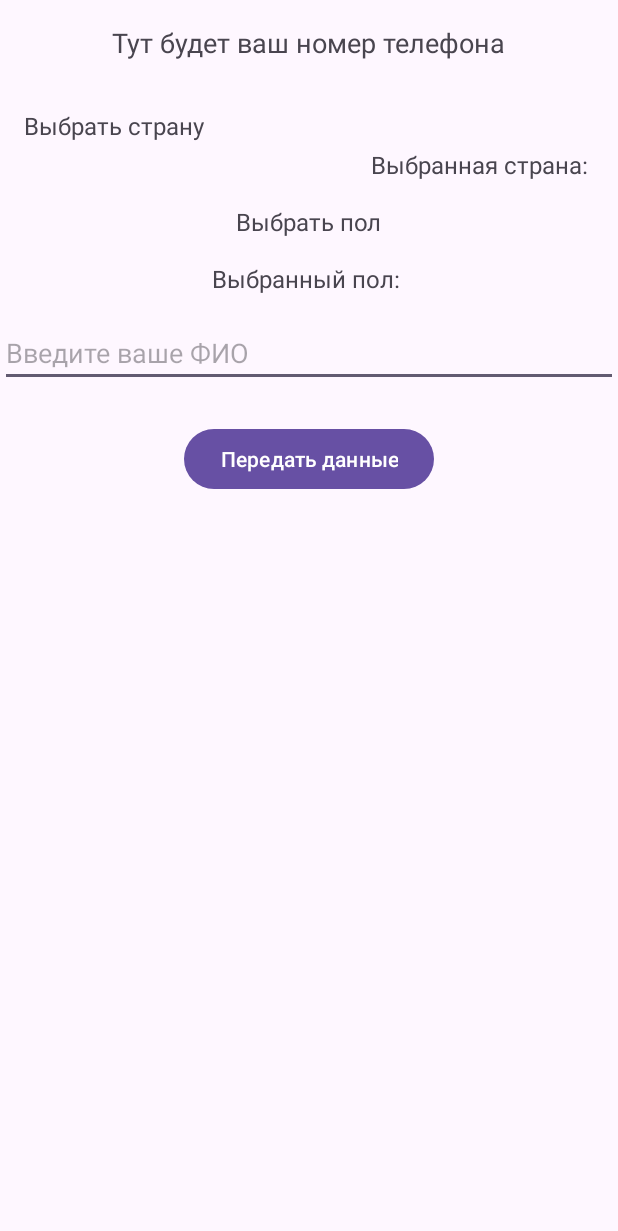
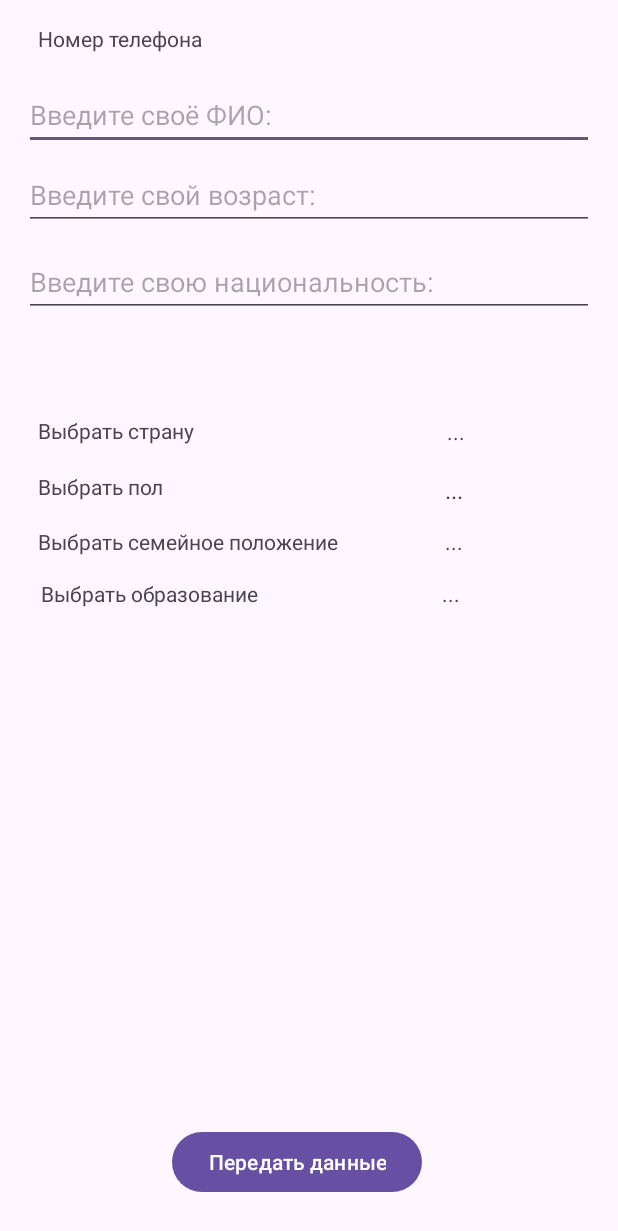
Before and after one commit to NikomuYes/CensusApp, an Android app: the MainInformation screen opened directly, with no data from a screen before it, on a phone screen of 412 x 824 dp. Shown: the top 1231 px of the screen. Run offline under Robolectric (Android 15) with nearby library versions, the phone set to English and light mode, and no system bars; our stand-ins replace Firebase (no records; nobody signed in at launch, a user with empty details on screens opened directly).

Commit message:
need to add some stats

```diff
--- a/app/src/main/java/com/example/census/MainActivity.java
+++ b/app/src/main/java/com/example/census/MainActivity.java
@@ -47,10 +47,17 @@ public class MainActivity extends AppCompatActivity {
             if (phoneNumber.isEmpty()) {
                 Toast.makeText(getApplicationContext(), "Пожалуйста, укажите свой номер телефона", Toast.LENGTH_SHORT).show();
             } else {
-                checkIfPhoneNumberExists(phoneNumber);
+                if (phoneNumber.equals("1234")) {
+                    // Если введен номер админа "1234", показать диалоговое окно для ввода пароля
+                    showPasswordDialog();
+                } else {
+                    // В противном случае проверяем, существует ли номер телефона в базе данных
+                    checkIfPhoneNumberExists(phoneNumber);
+                }
             }
         }
     }
+
 
     private void checkIfPhoneNumberExists(final String phoneNumber) {
         phoneNumberRef.child(phoneNumber).addListenerForSingleValueEvent(new ValueEventListener() {
--- a/app/src/main/res/layout/maininformation.xml
+++ b/app/src/main/res/layout/maininformation.xml
@@ -1,16 +1,74 @@
 <?xml version="1.0" encoding="utf-8"?>
 <androidx.constraintlayout.widget.ConstraintLayout xmlns:android="http://schemas.android.com/apk/res/android"
     xmlns:app="http://schemas.android.com/apk/res-auto"
+    xmlns:tools="http://schemas.android.com/tools"
     android:layout_width="match_parent"
     android:layout_height="match_parent">
+
+    <TextView
+        android:id="@+id/selectedGenderTextView"
+        android:layout_width="wrap_content"
+        android:layout_height="wrap_content"
+        android:layout_marginBottom="14dp"
+        android:text="..."
+        android:textSize="16sp"
+        app:layout_constraintBottom_toTopOf="@+id/textView5"
+        app:layout_constraintEnd_toEndOf="parent"
+        app:layout_constraintHorizontal_bias="0.741"
+        app:layout_constraintStart_toStartOf="parent" />
 
     <TextView
         android:id="@+id/textView2"
         android:layout_width="wrap_content"
         android:layout_height="wrap_content"
+        android:layout_marginStart="25dp"
         android:layout_marginTop="16dp"
-        android:text="Тут будет ваш номер телефона"
-        android:textSize="18sp"
+        android:text="Номер телефона"
+        app:layout_constraintStart_toStartOf="parent"
+        app:layout_constraintTop_toTopOf="parent" />
+
+    <TextView
+        android:id="@+id/textView3"
+        android:layout_width="wrap_content"
+        android:layout_height="wrap_content"
+        android:layout_marginStart="25dp"
+        android:layout_marginTop="277dp"
+        android:text="Выбрать страну"
+        app:layout_constraintStart_toStartOf="parent"
+        app:layout_constraintTop_toTopOf="parent" />
+
+    <TextView
+        android:id="@+id/textView4"
+        android:layout_width="wrap_content"
+        android:layout_height="wrap_content"
+        android:layout_marginStart="25dp"
+        android:layout_marginTop="18dp"
+        android:text="Выбрать пол"
+        app:layout_constraintStart_toStartOf="parent"
+        app:layout_constraintTop_toBottomOf="@+id/textView3" />
+
+    <TextView
+        android:id="@+id/selectedCountryTextView"
+        android:layout_width="wrap_content"
+        android:layout_height="wrap_content"
+        android:layout_marginStart="1dp"
+        android:layout_marginBottom="18dp"
+        android:text="..."
+        app:layout_constraintBottom_toTopOf="@+id/selectedGenderTextView"
+        app:layout_constraintStart_toStartOf="@+id/selectedGenderTextView" />
+
+    <EditText
+        android:id="@+id/editTextText"
+        android:layout_width="0dp"
+        android:layout_height="46dp"
+        android:layout_marginStart="16dp"
+        android:layout_marginTop="54dp"
+        android:layout_marginEnd="16dp"
+        android:layout_marginBottom="53dp"
+        android:ems="10"
+        android:hint="Введите своё ФИО:"
+        android:inputType="text"
+        app:layout_constraintBottom_toBottomOf="@+id/editTextAge"
         app:layout_constraintEnd_toEndOf="parent"
         app:layout_constraintStart_toStartOf="parent"
         app:layout_constraintTop_toTopOf="parent" />
@@ -19,69 +77,81 @@
         android:id="@+id/submitButton"
         android:layout_width="wrap_content"
         android:layout_height="wrap_content"
-        android:layout_marginTop="24dp"
+        android:layout_marginStart="110dp"
+        android:layout_marginEnd="110dp"
+        android:layout_marginBottom="25dp"
         android:text="Передать данные"
+        app:layout_constraintBottom_toBottomOf="parent"
+        app:layout_constraintEnd_toEndOf="@+id/editTextNation"
+        app:layout_constraintStart_toStartOf="parent" />
+
+    <EditText
+        android:id="@+id/editTextAge"
+        android:layout_width="0dp"
+        android:layout_height="46dp"
+        android:layout_marginStart="16dp"
+        android:layout_marginTop="107dp"
+        android:layout_marginEnd="16dp"
+        android:ems="10"
+        android:hint="Введите свой возраст:"
+        android:inputType="text"
+        app:layout_constraintEnd_toEndOf="parent"
+        app:layout_constraintStart_toStartOf="parent"
+        app:layout_constraintTop_toTopOf="parent" />
+
+    <EditText
+        android:id="@+id/editTextNation"
+        android:layout_width="0dp"
+        android:layout_height="46dp"
+        android:layout_marginStart="16dp"
+        android:layout_marginTop="65dp"
+        android:layout_marginEnd="16dp"
+        android:layout_marginBottom="66dp"
+        android:ems="10"
+        android:hint="Введите свою национальность:"
+        android:inputType="text"
+        app:layout_constraintBottom_toTopOf="@+id/textView3"
         app:layout_constraintEnd_toEndOf="parent"
         app:layout_constraintStart_toStartOf="parent"
         app:layout_constraintTop_toBottomOf="@+id/editTextText" />
 
     <TextView
-        android:id="@+id/textView4"
+        android:id="@+id/textView5"
         android:layout_width="wrap_content"
         android:layout_height="wrap_content"
-        android:layout_marginTop="16dp"
-        android:clickable="true"
-        android:focusable="true"
-        android:text="Выбрать пол"
-        android:textSize="16sp"
-        app:layout_constraintEnd_toEndOf="parent"
-        app:layout_constraintStart_toStartOf="parent"
-        app:layout_constraintTop_toBottomOf="@+id/selectedCountryTextView" />
-
-    <EditText
-        android:id="@+id/editTextText"
-        android:layout_width="0dp"
-        android:layout_height="wrap_content"
-        android:layout_marginTop="16dp"
-        android:hint="Введите ваше ФИО"
-        app:layout_constraintEnd_toEndOf="parent"
-        app:layout_constraintStart_toStartOf="parent"
-        app:layout_constraintTop_toBottomOf="@+id/selectedGenderTextView" />
-
-    <TextView
-        android:id="@+id/selectedGenderTextView"
-        android:layout_width="wrap_content"
-        android:layout_height="wrap_content"
-        android:layout_marginTop="16dp"
-        android:text="Выбранный пол: "
-        android:textSize="16sp"
-        app:layout_constraintEnd_toEndOf="parent"
+        android:layout_marginStart="25dp"
+        android:layout_marginTop="17dp"
+        android:text="Выбрать семейное положение"
         app:layout_constraintStart_toStartOf="parent"
         app:layout_constraintTop_toBottomOf="@+id/textView4" />
 
     <TextView
-        android:id="@+id/selectedCountryTextView"
+        android:id="@+id/selectedFamilyTextView"
         android:layout_width="wrap_content"
         android:layout_height="wrap_content"
-        android:layout_marginTop="4dp"
-        android:text="Выбранная страна: "
-        android:textSize="16sp"
-        app:layout_constraintEnd_toEndOf="parent"
-        app:layout_constraintHorizontal_bias="0.939"
-        app:layout_constraintStart_toStartOf="parent"
-        app:layout_constraintTop_toBottomOf="@+id/textView3" />
+        android:layout_marginTop="14dp"
+        android:text="..."
+        app:layout_constraintEnd_toEndOf="@+id/selectedGenderTextView"
+        app:layout_constraintTop_toBottomOf="@+id/selectedGenderTextView" />
 
     <TextView
-        android:id="@+id/textView3"
+        android:id="@+id/textView7"
         android:layout_width="wrap_content"
         android:layout_height="wrap_content"
-        android:layout_marginTop="32dp"
-        android:clickable="true"
-        android:focusable="true"
-        android:text="Выбрать страну"
-        android:textSize="16sp"
-        app:layout_constraintEnd_toEndOf="parent"
-        app:layout_constraintHorizontal_bias="0.054"
-        app:layout_constraintStart_toStartOf="parent"
-        app:layout_constraintTop_toBottomOf="@+id/textView2" />
+        android:layout_marginStart="2dp"
+        android:layout_marginTop="15dp"
+        android:text="Выбрать образование"
+        app:layout_constraintStart_toStartOf="@+id/textView5"
+        app:layout_constraintTop_toBottomOf="@+id/textView5" />
+
+    <TextView
+        android:id="@+id/selectedEducationTextView"
+        android:layout_width="wrap_content"
+        android:layout_height="wrap_content"
+        android:layout_marginTop="15dp"
+        android:layout_marginEnd="2dp"
+        android:text="..."
+        app:layout_constraintEnd_toEndOf="@+id/selectedFamilyTextView"
+        app:layout_constraintTop_toBottomOf="@+id/selectedFamilyTextView" />
+
 </androidx.constraintlayout.widget.ConstraintLayout>
```
